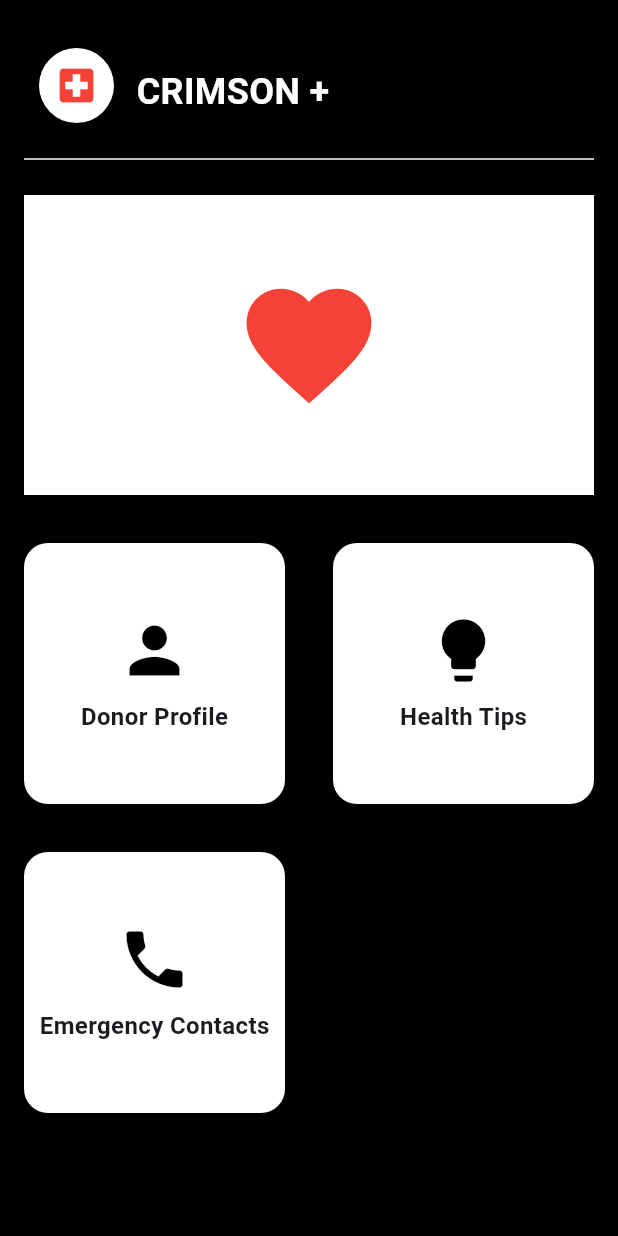
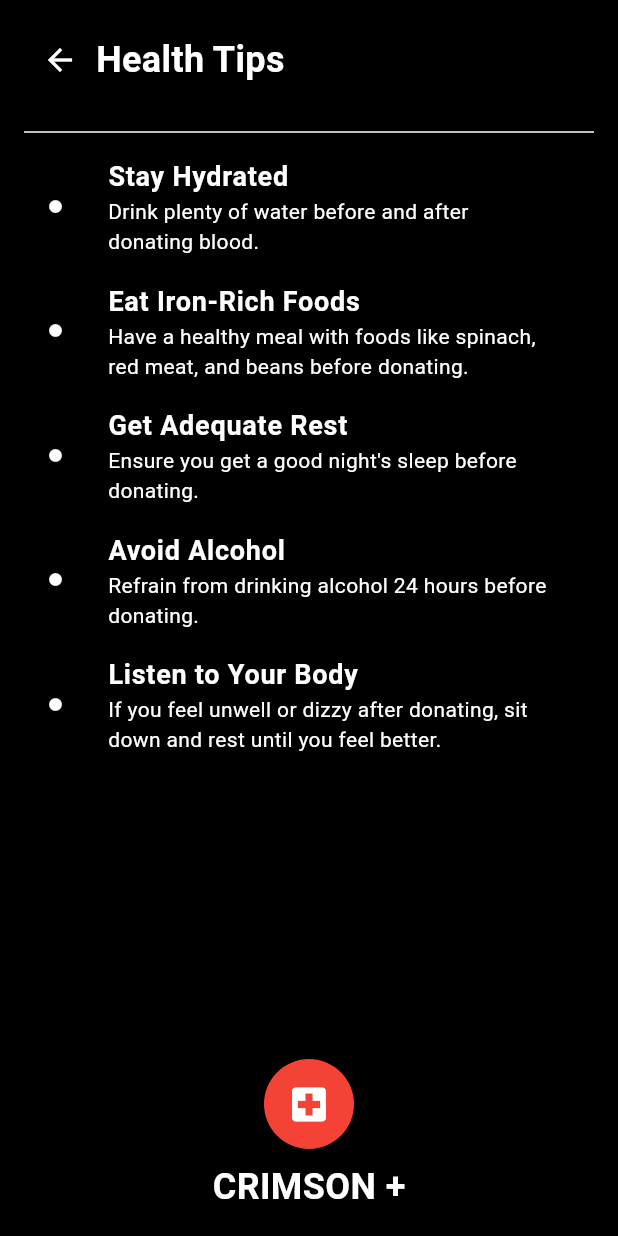
Before and after one commit to NadilDeSilva05/Crimson, a Flutter app: the screen it shows after launch, on a phone screen of 412 x 824 dp. Run offline on Flutter 3.47's test engine with Material 3 defaults, Android fonts, the phone set to English and light mode, and no system bars; our stand-ins replace cloud_firestore, device_preview, firebase_auth, firebase_core; accounts and stored records are empty.

Commit message:
healthtips page done without insert images

```diff
--- a/lib/Health Tips/healthtips.dart
+++ b/lib/Health Tips/healthtips.dart
@@ -1,10 +1,160 @@
 import 'package:flutter/material.dart';
 
-class MyWidget extends StatelessWidget {
-  const MyWidget({super.key});
+class HealthTips extends StatelessWidget {
+  const HealthTips({super.key});
 
   @override
   Widget build(BuildContext context) {
-    return const Placeholder();
+    return Scaffold(
+      backgroundColor: Colors.black,
+      body: SafeArea(
+        child: Column(
+          crossAxisAlignment: CrossAxisAlignment.start,
+          children: [
+            Padding(
+              padding: const EdgeInsets.all(16.0),
+              child: Row(
+                children: [
+                  IconButton(
+                    icon: const Icon(Icons.arrow_back, color: Colors.white),
+                    onPressed: () {
+                      Navigator.pop(context);
+                    },
+                  ),
+                  const Text(
+                    'Health Tips',
+                    style: TextStyle(
+                      color: Colors.white,
+                      fontSize: 24.0,
+                      fontWeight: FontWeight.bold,
+                    ),
+                  ),
+                ],
+              ),
+            ),
+            const Divider(
+              color: Colors.white,
+              thickness: 1.0,
+              indent: 16.0,
+              endIndent: 16.0,
+            ),
+            Expanded(
+              child: Padding(
+                padding: const EdgeInsets.symmetric(horizontal: 16.0),
+                child: ListView(
+                  children: const [
+                    ListTile(
+                      leading: Icon(Icons.brightness_1,
+                          color: Colors.white, size: 10.0),
+                      title: Text(
+                        'Stay Hydrated',
+                        style: TextStyle(
+                            color: Colors.white,
+                            fontSize: 18.0,
+                            fontWeight: FontWeight.bold),
+                      ),
+                      subtitle: Text(
+                        'Drink plenty of water before and after donating blood.',
+                        style: TextStyle(color: Colors.white),
+                      ),
+                    ),
+                    ListTile(
+                      leading: Icon(Icons.brightness_1,
+                          color: Colors.white, size: 10.0),
+                      title: Text(
+                        'Eat Iron-Rich Foods',
+                        style: TextStyle(
+                            color: Colors.white,
+                            fontSize: 18.0,
+                            fontWeight: FontWeight.bold),
+                      ),
+                      subtitle: Text(
+                        'Have a healthy meal with foods like spinach, red meat, and beans before donating.',
+                        style: TextStyle(color: Colors.white),
+                      ),
+                    ),
+                    ListTile(
+                      leading: Icon(Icons.brightness_1,
+                          color: Colors.white, size: 10.0),
+                      title: Text(
+                        'Get Adequate Rest',
+                        style: TextStyle(
+                            color: Colors.white,
+                            fontSize: 18.0,
+                            fontWeight: FontWeight.bold),
+                      ),
+                      subtitle: Text(
+                        'Ensure you get a good night\'s sleep before donating.',
+                        style: TextStyle(color: Colors.white),
+                      ),
+                    ),
+                    ListTile(
+                      leading: Icon(Icons.brightness_1,
+                          color: Colors.white, size: 10.0),
+                      title: Text(
+                        'Avoid Alcohol',
+                        style: TextStyle(
+                            color: Colors.white,
+                            fontSize: 18.0,
+                            fontWeight: FontWeight.bold),
+                      ),
+                      subtitle: Text(
+                        'Refrain from drinking alcohol 24 hours before donating.',
+                        style: TextStyle(color: Colors.white),
+                      ),
+                    ),
+                    ListTile(
+                      leading: Icon(Icons.brightness_1,
+                          color: Colors.white, size: 10.0),
+                      title: Text(
+                        'Listen to Your Body',
+                        style: TextStyle(
+                            color: Colors.white,
+                            fontSize: 18.0,
+                            fontWeight: FontWeight.bold),
+                      ),
+                      subtitle: Text(
+                        'If you feel unwell or dizzy after donating, sit down and rest until you feel better.',
+                        style: TextStyle(color: Colors.white),
+                      ),
+                    ),
+                  ],
+                ),
+              ),
+            ),
+            const Center(
+              child: Padding(
+                padding: EdgeInsets.all(16.0),
+                child: Column(
+                  children: [
+                    CircleAvatar(
+                      backgroundColor: Colors.red,
+                      radius: 30.0,
+                      child: Icon(Icons.local_hospital,
+                          color: Colors.white, size: 30.0),
+                    ),
+                    SizedBox(height: 8.0),
+                    Text(
+                      'CRIMSON +',
+                      style: TextStyle(
+                        color: Colors.white,
+                        fontSize: 24.0,
+                        fontWeight: FontWeight.bold,
+                      ),
+                    ),
+                  ],
+                ),
+              ),
+            ),
+          ],
+        ),
+      ),
+    );
   }
 }
+
+void main() {
+  runApp(const MaterialApp(
+    home: HealthTips(),
+  ));
+}
--- a/lib/main.dart
+++ b/lib/main.dart
@@ -1,3 +1,4 @@
+import 'package:crimson/Health%20Tips/healthtips.dart';
 import 'package:crimson/Homepage/homepage.dart';
 import 'package:crimson/firebase_options.dart';
 import 'package:device_preview/device_preview.dart';
@@ -37,7 +38,7 @@ class MyApp extends StatelessWidget {
       theme: ThemeData(
         primarySwatch: Colors.red,
       ),
-      home: const HomePage(),
+      home: const HealthTips(),
       //home: WelcomePage(),
       debugShowCheckedModeBanner: false,
     );
```
